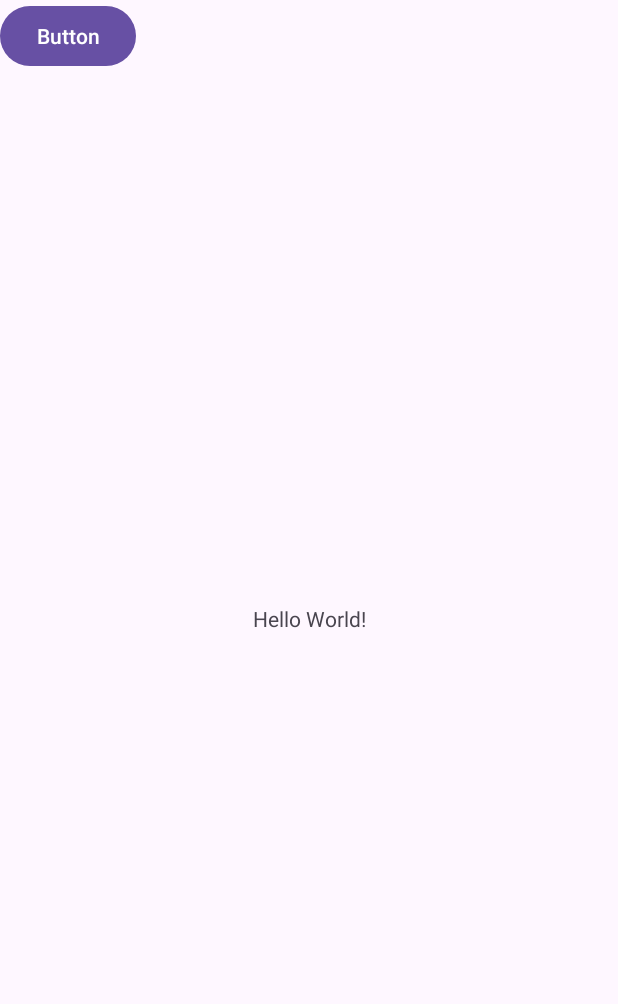
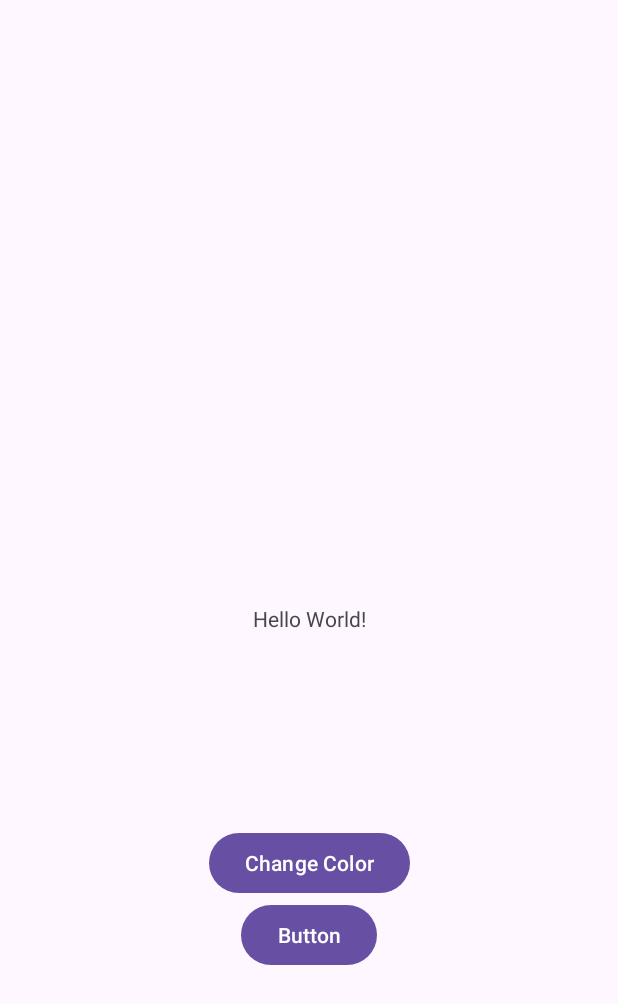
Before and after one commit to RenolectSolutions/ANDROIDLAB1, an Android app: the screen it shows after launch (MainActivity), on a phone screen of 412 x 824 dp. Shown: the top 1004 px of the screen. Run offline under Robolectric (Android 15) with nearby library versions, the phone set to English and light mode, and no system bars.

Commit message:
First commit.

```diff
--- a/app/src/main/java/com/example/lab1/MainActivity.java
+++ b/app/src/main/java/com/example/lab1/MainActivity.java
@@ -6,10 +6,12 @@ import android.os.Bundle;
 import android.view.View;
 import android.widget.Button;
 import android.widget.TextView;
+import android.graphics.Color;
 
 public class MainActivity extends AppCompatActivity {
 
     private Button buttonShowText;
+    private Button buttonChangeColor;
     private TextView textView;
 
     @Override
@@ -18,6 +20,7 @@ public class MainActivity extends AppCompatActivity {
         setContentView(R.layout.activity_main);
 
         buttonShowText = findViewById(R.id.buttonShowText);
+        buttonChangeColor = findViewById(R.id.buttonChangeColor);
         textView = findViewById(R.id.textView);
 
         buttonShowText.setOnClickListener(new View.OnClickListener() {
@@ -26,5 +29,18 @@ public class MainActivity extends AppCompatActivity {
                 textView.setText("MIPT 1");
             }
         });
+
+        buttonChangeColor.setOnClickListener(new View.OnClickListener() {
+            @Override
+            public void onClick(View v) {
+                // Change text color to a random color
+                int randomColor = Color.rgb(
+                        (int) (Math.random() * 255),
+                        (int) (Math.random() * 255),
+                        (int) (Math.random() * 255)
+                );
+                textView.setTextColor(randomColor);
+            }
+        });
     }
 }
--- a/app/src/main/res/layout/activity_main.xml
+++ b/app/src/main/res/layout/activity_main.xml
@@ -21,7 +21,20 @@
         android:layout_width="wrap_content"
         android:layout_height="wrap_content"
         android:text="Button"
-        tools:layout_editor_absoluteX="168dp"
-        tools:layout_editor_absoluteY="442dp" />
+        app:layout_constraintBottom_toBottomOf="parent"
+        app:layout_constraintEnd_toEndOf="parent"
+        app:layout_constraintStart_toStartOf="parent"
+        app:layout_constraintTop_toBottomOf="@+id/textView" />
+
+    <Button
+        android:id="@+id/buttonChangeColor"
+        android:layout_width="wrap_content"
+        android:layout_height="wrap_content"
+        android:layout_below="@id/textView"
+        android:layout_centerHorizontal="true"
+        android:text="Change Color"
+        app:layout_constraintBottom_toTopOf="@+id/buttonShowText"
+        app:layout_constraintEnd_toEndOf="parent"
+        app:layout_constraintStart_toStartOf="parent" />
 
 </androidx.constraintlayout.widget.ConstraintLayout>
```
